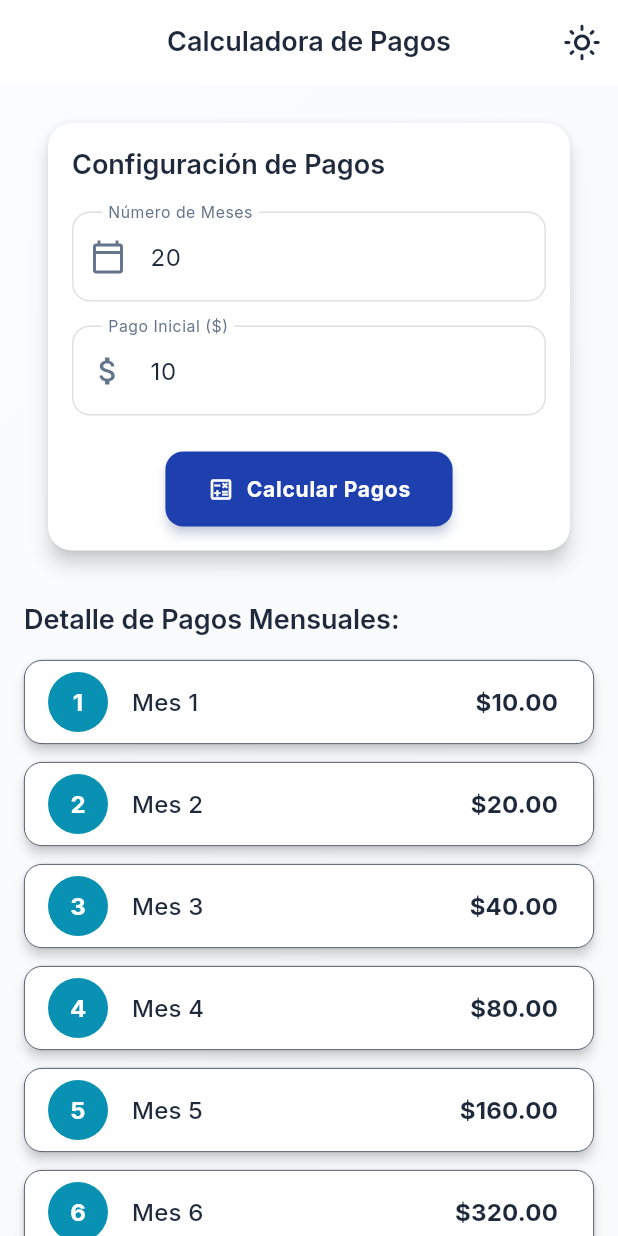
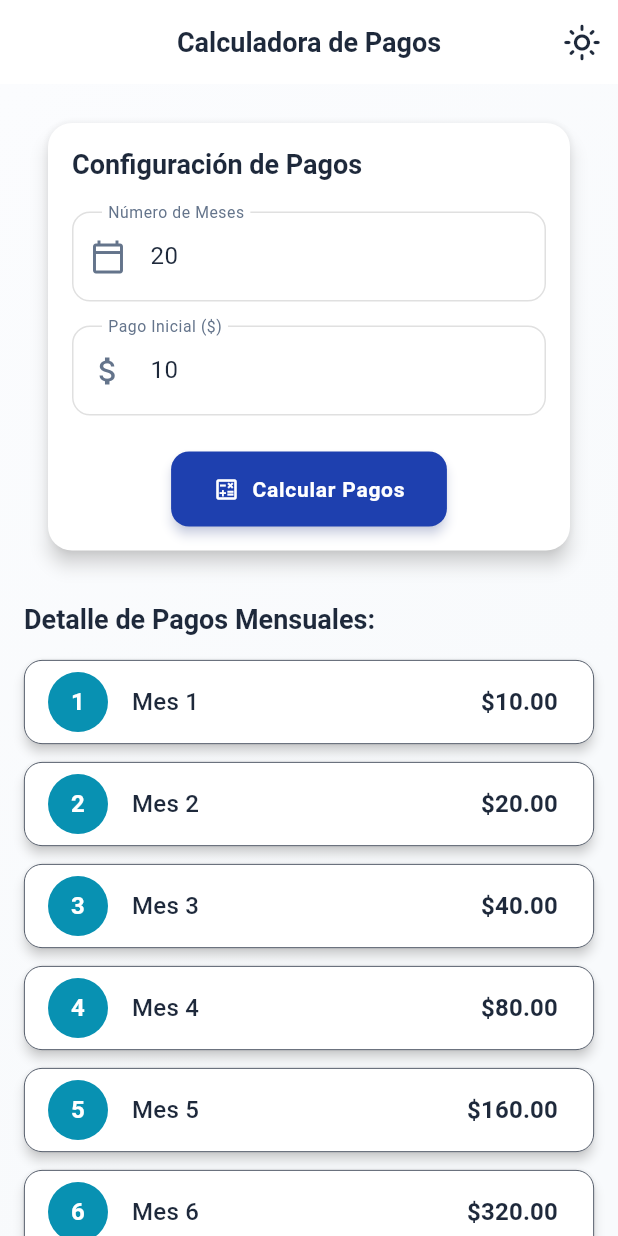
Before and after one commit to OppaDev/pry_conjunta_mobiles, a Flutter app: the screen it shows after launch, on a phone screen of 412 x 824 dp. Run offline on Flutter 3.47's test engine with Material 3 defaults, Android fonts, the phone set to English and light mode, and no system bars; our stand-ins replace fl_chart.

Commit message:
cambios hay que optimizar

```diff
--- a/lib/theme/text_styles.dart
+++ b/lib/theme/text_styles.dart
@@ -1,49 +1,51 @@
 import 'package:flutter/material.dart';
-import 'package:google_fonts/google_fonts.dart';
-import 'color_palette.dart';
+// import 'package:google_fonts/google_fonts.dart'; // ELIMINAR
+import 'color_palette.dart'; // Todavía necesario para los colores del texto
 
-// --- Estilos de Texto Tema Oscuro (Moderno) ---
+// --- Estilos de Texto Tema Oscuro ---
 TextTheme buildDarkTextTheme() {
+  // No especificamos 'fontFamily', Flutter usará la fuente predeterminada del sistema
   return TextTheme(
-    displayLarge: GoogleFonts.inter(fontSize: 52, fontWeight: FontWeight.bold, color: modernDarkText, letterSpacing: -1.5),
-    displayMedium: GoogleFonts.inter(fontSize: 42, fontWeight: FontWeight.bold, color: modernDarkText, letterSpacing: -1.0),
-    displaySmall: GoogleFonts.inter(fontSize: 32, fontWeight: FontWeight.bold, color: modernDarkText),
-    headlineLarge: GoogleFonts.inter(fontSize: 28, fontWeight: FontWeight.w600, color: modernDarkText),
-    headlineMedium: GoogleFonts.inter(fontSize: 24, fontWeight: FontWeight.w600, color: modernDarkText),
-    headlineSmall: GoogleFonts.inter(fontSize: 20, fontWeight: FontWeight.w600, color: modernDarkText),
-    titleLarge: GoogleFonts.inter(fontSize: 18, fontWeight: FontWeight.w600, color: modernDarkText),
-    titleMedium: GoogleFonts.inter(fontSize: 16, fontWeight: FontWeight.w500, color: modernDarkText),
-    titleSmall: GoogleFonts.inter(fontSize: 14, fontWeight: FontWeight.w500, color: modernDarkText),
-    bodyLarge: GoogleFonts.inter(fontSize: 16, color: modernDarkText, height: 1.5),
-    bodyMedium: GoogleFonts.inter(fontSize: 14, color: modernDarkSecondaryText, height: 1.5),
-    bodySmall: GoogleFonts.inter(fontSize: 12, color: modernDarkSecondaryText, height: 1.4),
-    labelLarge: GoogleFonts.inter(fontSize: 14, fontWeight: FontWeight.bold, color: Colors.white, letterSpacing: 0.5), // Para botones
-    labelMedium: GoogleFonts.inter(fontSize: 12, fontWeight: FontWeight.w500, color: modernDarkText),
-    labelSmall: GoogleFonts.inter(fontSize: 10, fontWeight: FontWeight.w400, color: modernDarkSecondaryText, letterSpacing: 0.5),
+    displayLarge: const TextStyle(fontSize: 52, fontWeight: FontWeight.bold, color: modernDarkText, letterSpacing: -1.5),
+    displayMedium: const TextStyle(fontSize: 42, fontWeight: FontWeight.bold, color: modernDarkText, letterSpacing: -1.0),
+    displaySmall: const TextStyle(fontSize: 32, fontWeight: FontWeight.bold, color: modernDarkText),
+    headlineLarge: const TextStyle(fontSize: 28, fontWeight: FontWeight.w600, color: modernDarkText),
+    headlineMedium: const TextStyle(fontSize: 24, fontWeight: FontWeight.w600, color: modernDarkText),
+    headlineSmall: const TextStyle(fontSize: 20, fontWeight: FontWeight.w600, color: modernDarkText),
+    titleLarge: const TextStyle(fontSize: 18, fontWeight: FontWeight.w600, color: modernDarkText),
+    titleMedium: const TextStyle(fontSize: 16, fontWeight: FontWeight.w500, color: modernDarkText),
+    titleSmall: const TextStyle(fontSize: 14, fontWeight: FontWeight.w500, color: modernDarkText),
+    bodyLarge: const TextStyle(fontSize: 16, color: modernDarkText, height: 1.5),
+    bodyMedium: const TextStyle(fontSize: 14, color: modernDarkSecondaryText, height: 1.5),
+    bodySmall: const TextStyle(fontSize: 12, color: modernDarkSecondaryText, height: 1.4),
+    labelLarge: const TextStyle(fontSize: 14, fontWeight: FontWeight.bold, color: Colors.white, letterSpacing: 0.5), // Para botones
+    labelMedium: const TextStyle(fontSize: 12, fontWeight: FontWeight.w500, color: modernDarkText),
+    labelSmall: const TextStyle(fontSize: 10, fontWeight: FontWeight.w400, color: modernDarkSecondaryText, letterSpacing: 0.5),
   ).apply(
     bodyColor: modernDarkText,
     displayColor: modernDarkText,
   );
 }
 
-// --- Estilos de Texto Tema Claro (Moderno) ---
+// --- Estilos de Texto Tema Claro ---
 TextTheme buildLightTextTheme() {
+  // No especificamos 'fontFamily'
   return TextTheme(
-    displayLarge: GoogleFonts.inter(fontSize: 52, fontWeight: FontWeight.bold, color: modernLightText, letterSpacing: -1.5),
-    displayMedium: GoogleFonts.inter(fontSize: 42, fontWeight: FontWeight.bold, color: modernLightText, letterSpacing: -1.0),
-    displaySmall: GoogleFonts.inter(fontSize: 32, fontWeight: FontWeight.bold, color: modernLightText),
-    headlineLarge: GoogleFonts.inter(fontSize: 28, fontWeight: FontWeight.w600, color: modernLightText),
-    headlineMedium: GoogleFonts.inter(fontSize: 24, fontWeight: FontWeight.w600, color: modernLightText),
-    headlineSmall: GoogleFonts.inter(fontSize: 20, fontWeight: FontWeight.w600, color: modernLightText),
-    titleLarge: GoogleFonts.inter(fontSize: 18, fontWeight: FontWeight.w600, color: modernLightText),
-    titleMedium: GoogleFonts.inter(fontSize: 16, fontWeight: FontWeight.w500, color: modernLightText),
-    titleSmall: GoogleFonts.inter(fontSize: 14, fontWeight: FontWeight.w500, color: modernLightText),
-    bodyLarge: GoogleFonts.inter(fontSize: 16, color: modernLightText, height: 1.5),
-    bodyMedium: GoogleFonts.inter(fontSize: 14, color: modernLightSecondaryText, height: 1.5),
-    bodySmall: GoogleFonts.inter(fontSize: 12, color: modernLightSecondaryText, height: 1.4),
-    labelLarge: GoogleFonts.inter(fontSize: 14, fontWeight: FontWeight.bold, color: Colors.white, letterSpacing: 0.5), // Para botones
-    labelMedium: GoogleFonts.inter(fontSize: 12, fontWeight: FontWeight.w500, color: modernLightText),
-    labelSmall: GoogleFonts.inter(fontSize: 10, fontWeight: FontWeight.w400, color: modernLightSecondaryText, letterSpacing: 0.5),
+    displayLarge: const TextStyle(fontSize: 52, fontWeight: FontWeight.bold, color: modernLightText, letterSpacing: -1.5),
+    displayMedium: const TextStyle(fontSize: 42, fontWeight: FontWeight.bold, color: modernLightText, letterSpacing: -1.0),
+    displaySmall: const TextStyle(fontSize: 32, fontWeight: FontWeight.bold, color: modernLightText),
+    headlineLarge: const TextStyle(fontSize: 28, fontWeight: FontWeight.w600, color: modernLightText),
+    headlineMedium: const TextStyle(fontSize: 24, fontWeight: FontWeight.w600, color: modernLightText),
+    headlineSmall: const TextStyle(fontSize: 20, fontWeight: FontWeight.w600, color: modernLightText),
+    titleLarge: const TextStyle(fontSize: 18, fontWeight: FontWeight.w600, color: modernLightText),
+    titleMedium: const TextStyle(fontSize: 16, fontWeight: FontWeight.w500, color: modernLightText),
+    titleSmall: const TextStyle(fontSize: 14, fontWeight: FontWeight.w500, color: modernLightText),
+    bodyLarge: const TextStyle(fontSize: 16, color: modernLightText, height: 1.5),
+    bodyMedium: const TextStyle(fontSize: 14, color: modernLightSecondaryText, height: 1.5),
+    bodySmall: const TextStyle(fontSize: 12, color: modernLightSecondaryText, height: 1.4),
+    labelLarge: const TextStyle(fontSize: 14, fontWeight: FontWeight.bold, color: Colors.white, letterSpacing: 0.5), // Para botones
+    labelMedium: const TextStyle(fontSize: 12, fontWeight: FontWeight.w500, color: modernLightText),
+    labelSmall: const TextStyle(fontSize: 10, fontWeight: FontWeight.w400, color: modernLightSecondaryText, letterSpacing: 0.5),
   ).apply(
     bodyColor: modernLightText,
     displayColor: modernLightText,
@@ -51,14 +53,18 @@ TextTheme buildLightTextTheme() {
 }
 
 // Helper para el logo (puedes personalizarlo más)
+// Usaremos una fuente predeterminada, ajustando el estilo si es necesario
 Widget buildModernLogo(bool isDarkMode, {double size = 24}) {
+  // No especificamos 'fontFamily'
   return Text(
     "PRYTEMAS",
-    style: GoogleFonts.orbitron( // Una fuente futurista para el logo
+    style: TextStyle(
       fontSize: size,
-      fontWeight: FontWeight.bold,
+      fontWeight: FontWeight.bold, // Puedes ajustar el peso si la fuente predeterminada no se ve bien como "Orbitron"
       color: isDarkMode ? modernDarkPrimary : modernLightPrimary,
       letterSpacing: 1.5,
+       // Podrías añadir algún otro estilo para compensar la falta de una fuente específica
+       // fontStyle: FontStyle.italic, // Ejemplo
     ),
   );
 }
--- a/pubspec.yaml
+++ b/pubspec.yaml
@@ -34,7 +34,7 @@ dependencies:
   # The following adds the Cupertino Icons font to your application.
   # Use with the CupertinoIcons class for iOS style icons.
   cupertino_icons: ^1.0.8
-  google_fonts: ^6.2.1
+  #google_fonts: ^6.2.1
   fl_chart: ^0.68.0
   provider: ^6.1.1
 
```
Also changed, not shown: pubspec.lock, 1 other file.
